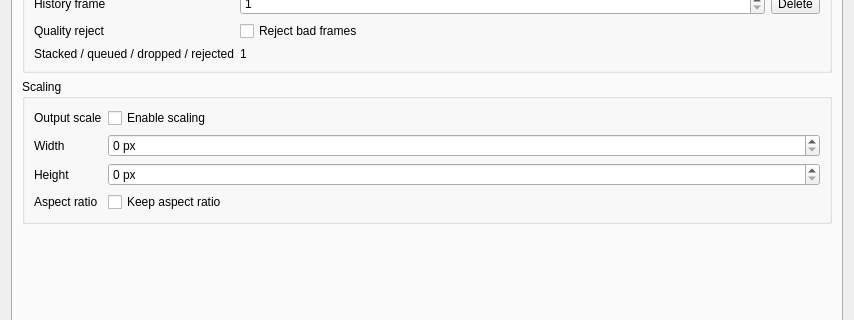
First picture: the form in plugins/feature/camera/camerasettingsdialog.ui, repository srcejon/sdrangel, before the edit; both pictures show x 0 to 854 and y 497 to 817 of the 854 by 906 pixel window.
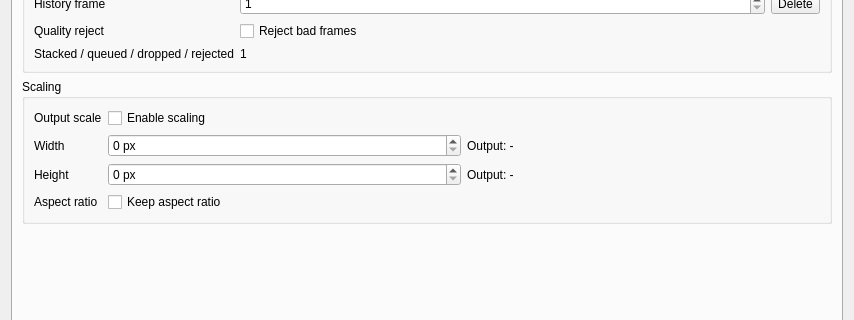
Second picture: the form after the edit. The open tabs and pages were chosen to show the change. Icons and pictures are not drawn. Custom widgets are drawn as their Qt base class.

Commit message: Show effective scaled camera output size

The edit to the form file:
```diff
--- a/plugins/feature/camera/camerasettingsdialog.ui
+++ b/plugins/feature/camera/camerasettingsdialog.ui
@@ -1911,6 +1911,8 @@
            </widget>
           </item>
           <item row="1" column="1">
+           <layout class="QHBoxLayout" name="scaleWidthLayout">
+            <item>
            <widget class="QSpinBox" name="scaleWidthSpin">
             <property name="toolTip">
              <string>Scaled output width in pixels; 0 keeps the source width</string>
@@ -1923,6 +1925,21 @@
             </property>
            </widget>
           </item>
+            <item>
+             <widget class="QLabel" name="scaleOutputWidthLabel">
+              <property name="minimumSize">
+               <size>
+                <width>100</width>
+                <height>0</height>
+               </size>
+              </property>
+              <property name="text">
+               <string>Output: -</string>
+              </property>
+             </widget>
+            </item>
+           </layout>
+          </item>
           <item row="2" column="0">
            <widget class="QLabel" name="scaleHeightLabel">
             <property name="text">
@@ -1931,6 +1948,8 @@
            </widget>
           </item>
           <item row="2" column="1">
+           <layout class="QHBoxLayout" name="scaleHeightLayout">
+            <item>
            <widget class="QSpinBox" name="scaleHeightSpin">
             <property name="toolTip">
              <string>Scaled output height in pixels; 0 keeps the source height</string>
@@ -1942,6 +1961,21 @@
              <number>65535</number>
             </property>
            </widget>
+            </item>
+            <item>
+             <widget class="QLabel" name="scaleOutputHeightLabel">
+              <property name="minimumSize">
+               <size>
+                <width>100</width>
+                <height>0</height>
+               </size>
+              </property>
+              <property name="text">
+               <string>Output: -</string>
+              </property>
+             </widget>
+            </item>
+           </layout>
           </item>
           <item row="3" column="0">
            <widget class="QLabel" name="scaleKeepAspectRatioLabel">
```
Lines whose indentation alone changed are shown as unchanged. The commit also changes 1 other file.
